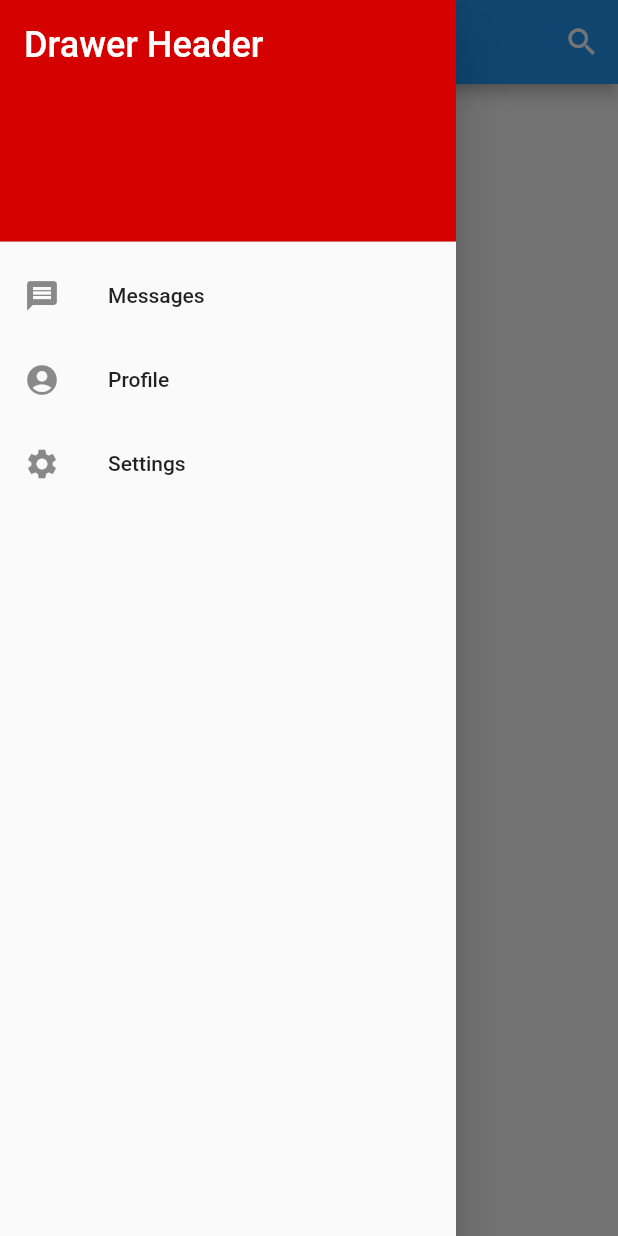
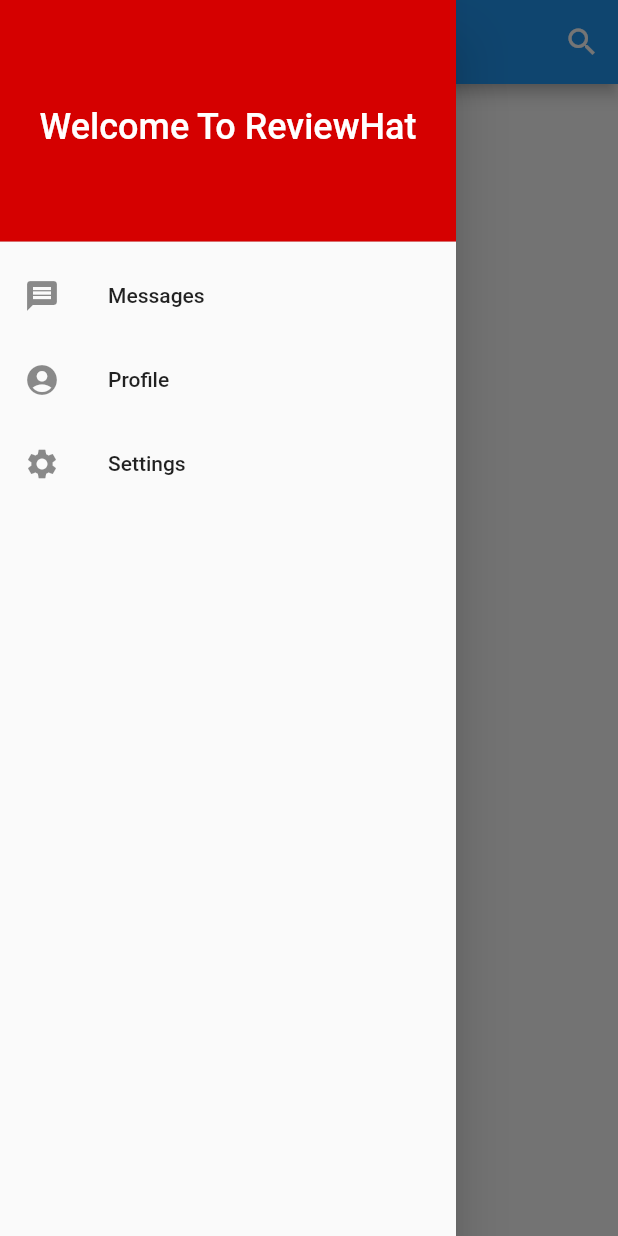
Before and after one commit to AhmedLotfy02/Movie-App, a Flutter app: the MovieList screen opened directly, with the side drawer open, on a phone screen of 412 x 824 dp. Run offline on Flutter 3.47's test engine with Material 2 defaults, Android fonts, the phone set to English and light mode, and no system bars; our stand-ins replace google_fonts; network calls fail; statements that could not run were skipped.

Commit message:
Final touches

```diff
--- a/movie_app/lib/screens/movies_listd.dart
+++ b/movie_app/lib/screens/movies_listd.dart
@@ -38,11 +38,13 @@ class _MovieListState extends State<MovieList> {
           decoration: BoxDecoration(
             color: Colors.redAccent[700],
           ),
-          child: Text(
-            'Drawer Header',
-            style: TextStyle(
-              color: Colors.white,
-              fontSize: 24,
+          child: Center(
+            child: Text(
+              'Welcome To ReviewHat',
+              style: TextStyle(
+                color: Colors.white,
+                fontSize: 24,
+              ),
             ),
           ),
         ),
```
